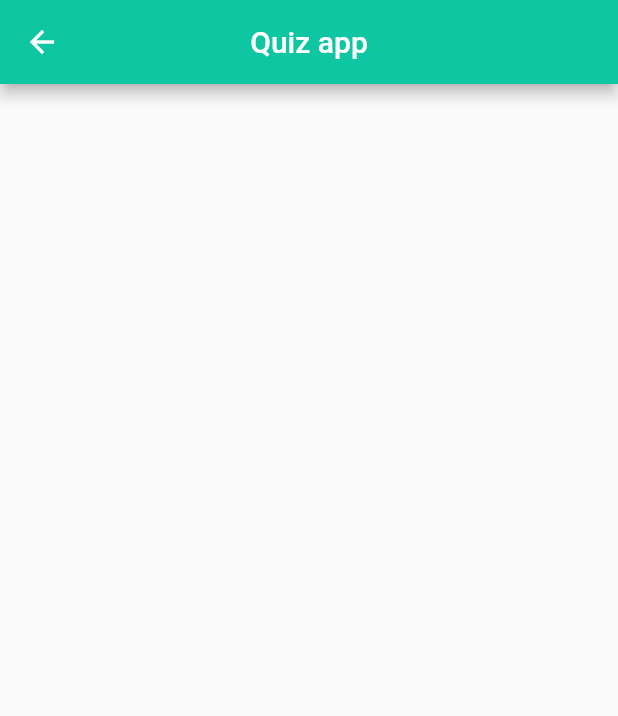
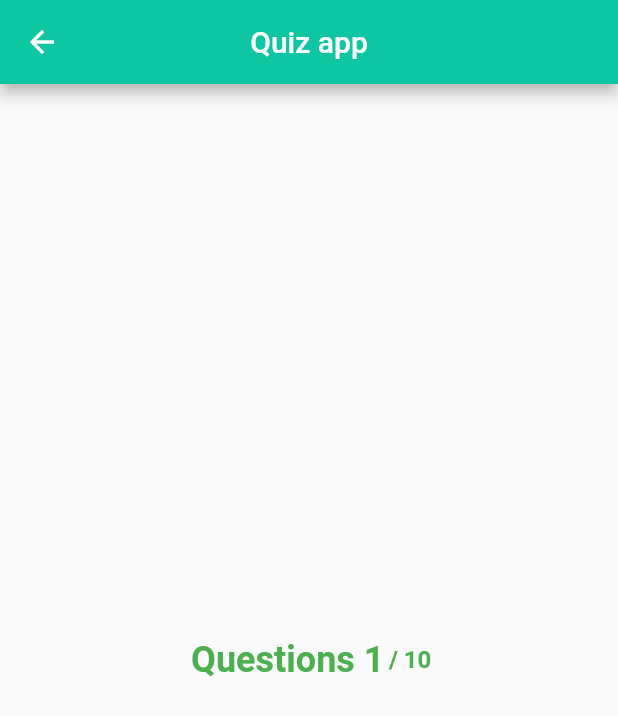
Before and after one commit to mohammedalqarra/second_app, a Flutter app: the screen it shows after launch, on a phone screen of 412 x 824 dp. Shown: the top 716 px of the screen. Run offline on Flutter 3.47's test engine with Material 2 defaults, Android fonts, the phone set to English and light mode, and no system bars.

Commit message:
init:commit add _StartquizState

```diff
--- a/lib/Startquiz.dart
+++ b/lib/Startquiz.dart
@@ -1,9 +1,14 @@
 import 'package:flutter/material.dart';
 
-class Startquiz extends StatelessWidget {
+class Startquiz extends StatefulWidget {
+  @override
+  _StartquizState createState() => _StartquizState();
+}
+
+class _StartquizState extends State<Startquiz> {
   @override
   Widget build(BuildContext context) {
-    return Scaffold(
+return Scaffold(
       appBar: AppBar(
         title: const Text("Quiz app"),
         centerTitle: true,
@@ -15,7 +20,36 @@ class Startquiz extends StatelessWidget {
           },
         ),
       ),
-      body: Center(),
+      body: Center(
+        child: Row(
+          mainAxisAlignment: MainAxisAlignment.center,
+          crossAxisAlignment: CrossAxisAlignment.center,
+          children: [
+            Container(
+                child: const Text(
+                  "Questions 1 ",
+                  style: TextStyle(
+                      color: Colors.green,
+                      fontSize: 24,
+                      fontWeight: FontWeight.bold
+                      ),
+                  textAlign: TextAlign.center,
+                )
+            ),
+            Container(
+              child: const Text(
+                  "/ 10",
+                  style: TextStyle(
+                      color: Colors.green,
+                      fontSize: 16,
+                      fontWeight: FontWeight.bold
+                      ),
+                  textAlign: TextAlign.center,
+                )
+            ),
+        ]),
+      ),
     );
+
   }
 }
```
